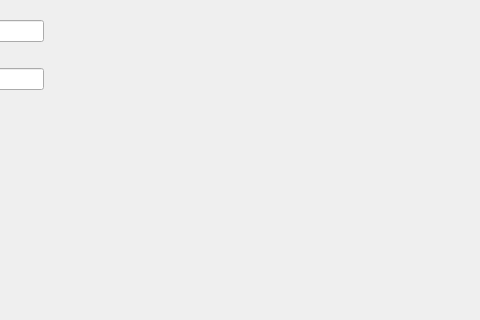
Qt form src/webcam_settings.ui (antonioborondo/webcam_settings) before a commit; both pictures show x 146 to 626 and y 0 to 320 of the 800 by 600 pixel window.
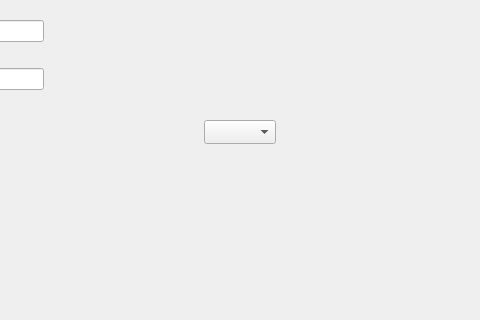
The same form after that commit.

```diff
--- a/src/webcam_settings.ui
+++ b/src/webcam_settings.ui
@@ -67,6 +67,16 @@
      </item>
     </layout>
    </widget>
+   <widget class="QComboBox" name="comboBox">
+    <property name="geometry">
+     <rect>
+      <x>350</x>
+      <y>120</y>
+      <width>72</width>
+      <height>24</height>
+     </rect>
+    </property>
+   </widget>
   </widget>
   <widget class="QMenuBar" name="menubar">
    <property name="geometry">
```
